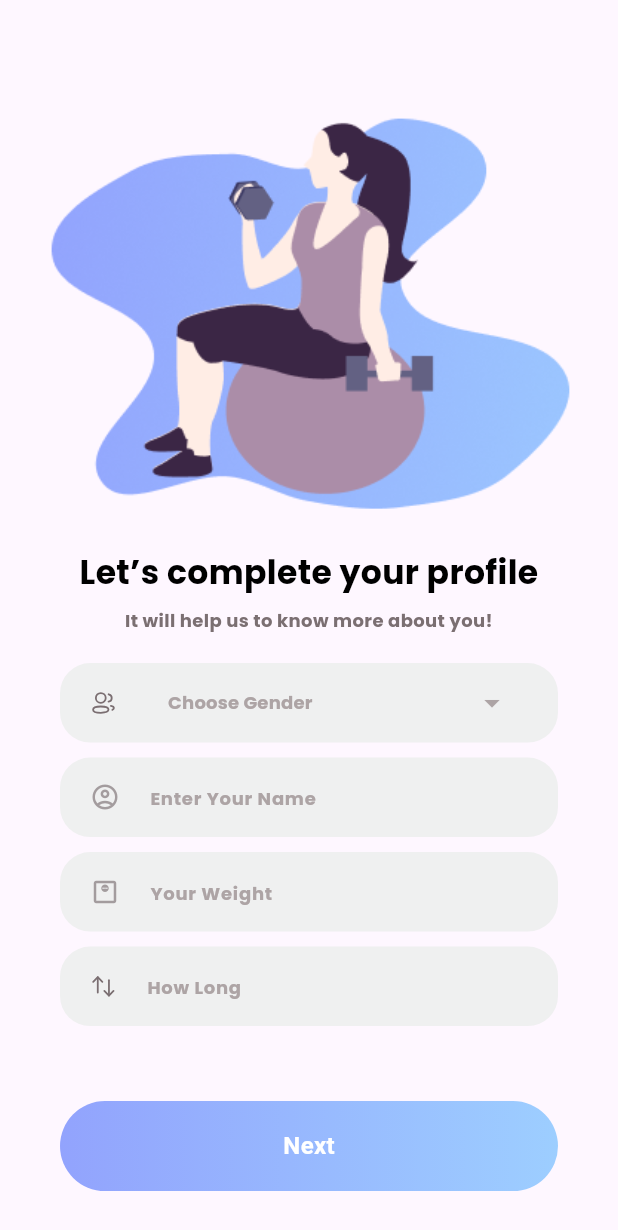
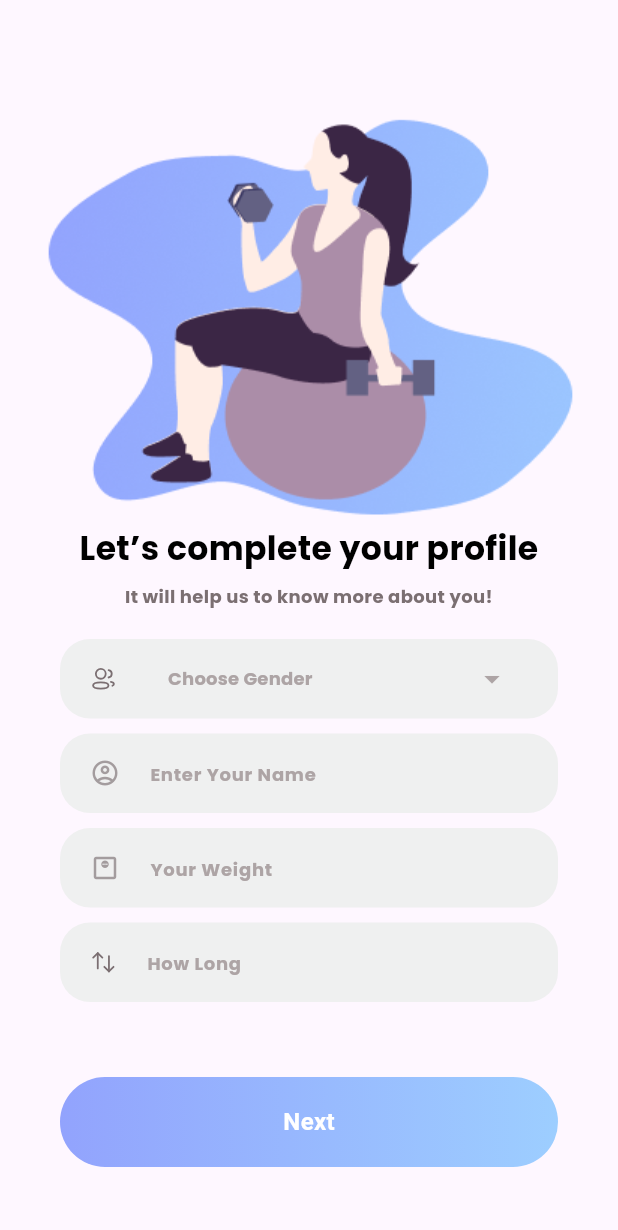
Before and after one commit to shloksharma273/PhysioFit, a Flutter app: the Details screen opened directly, on a phone screen of 412 x 824 dp. Shown: the top 1230 px of the screen. Run offline on Flutter 3.47's test engine with Material 3 defaults, Android fonts, the phone set to English and light mode, and no system bars; our stand-ins replace cloud_firestore, firebase_auth, firebase_core, firebase_database, flutter_svg, image_picker and 1 more; accounts and stored records are empty.

```diff
--- a/lib/presentation/goalsetting/details.dart
+++ b/lib/presentation/goalsetting/details.dart
@@ -34,7 +34,8 @@
   @override
   Widget build(BuildContext context) {
     return Scaffold(
-      body: Stack(
+      body: SingleChildScrollView(
+        child: Column(
           children: [
             Positioned(
               top: 0,
@@ -107,8 +108,8 @@
                                 ),
                                 value: _selectedGender,
                                 decoration: InputDecoration(
-                                contentPadding:
-                                    const EdgeInsets.symmetric(horizontal: 10),
+                                  contentPadding: const EdgeInsets.symmetric(
+                                      horizontal: 10),
                                   enabledBorder: OutlineInputBorder(
                                     borderRadius: BorderRadius.circular(
                                         15), // Customize the border radius
@@ -192,7 +193,7 @@
                                       fontWeight: FontWeight.bold,
                                       fontSize: 12,
                                       color: AppColors
-                                        .textColor, // Adjust text color as needed
+                                          .textColor, // Adjust hint color as needed
                                       fontFamily:
                                           "Poppins"), // Optional: Change hint color
                                   border: InputBorder
@@ -200,7 +201,7 @@
                                 ),
                                 style: const TextStyle(
                                     color: Colors
-                                      .white), // Optional: Change text color
+                                        .black), // Change text color to black
                               ),
                             ),
                           ],
@@ -240,7 +241,7 @@
                                       fontWeight: FontWeight.bold,
                                       fontSize: 12,
                                       color: AppColors
-                                        .textColor, // Adjust text color as needed
+                                          .textColor, // Adjust hint color as needed
                                       fontFamily:
                                           "Poppins"), // Optional: Change hint color
                                   border: InputBorder
@@ -248,7 +249,7 @@
                                 ),
                                 style: const TextStyle(
                                     color: Colors
-                                      .white), // Optional: Change text color
+                                        .black), // Change text color to black
                               ),
                             ),
                           ],
@@ -286,7 +287,7 @@
                                       fontWeight: FontWeight.bold,
                                       fontSize: 12,
                                       color: AppColors
-                                        .textColor, // Adjust text color as needed
+                                          .textColor, // Adjust hint color as needed
                                       fontFamily:
                                           "Poppins"), // Optional: Change hint color
                                   border: InputBorder
@@ -294,7 +295,7 @@
                                 ),
                                 style: const TextStyle(
                                     color: Colors
-                                      .white), // Optional: Change text color
+                                        .black), // Change text color to black
                               ),
                             ),
                           ],
@@ -323,6 +324,7 @@
             )
           ],
         ),
+      ),
     );
   }
 }
```
Also changed, not shown: pubspec.lock, 1 other file. Lines whose indentation alone changed are shown as unchanged.
